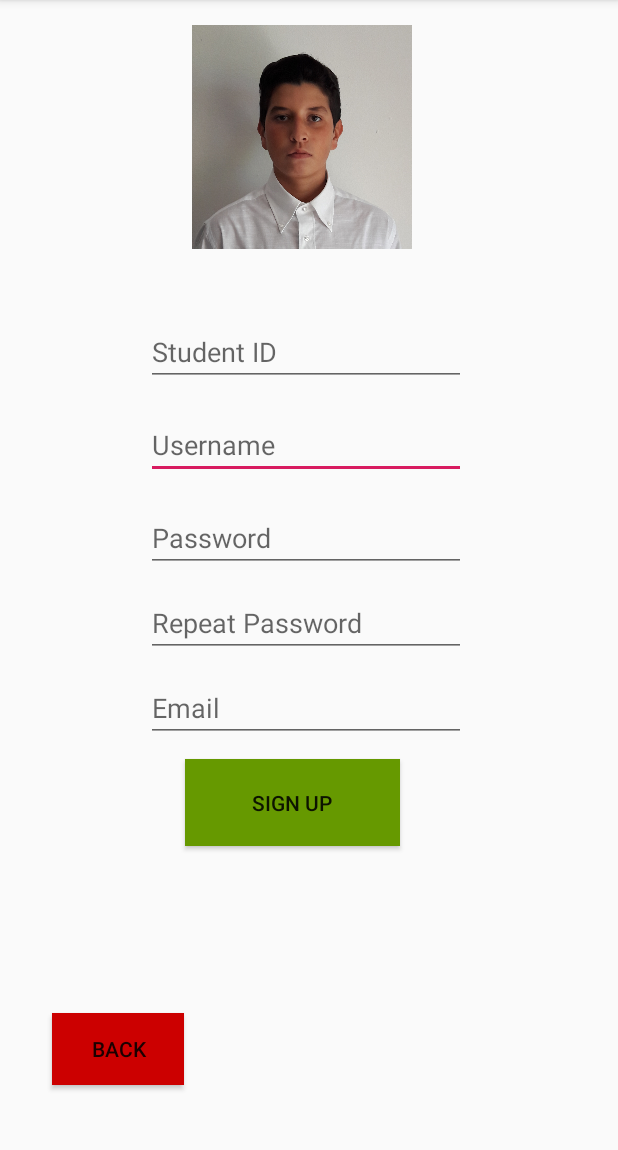
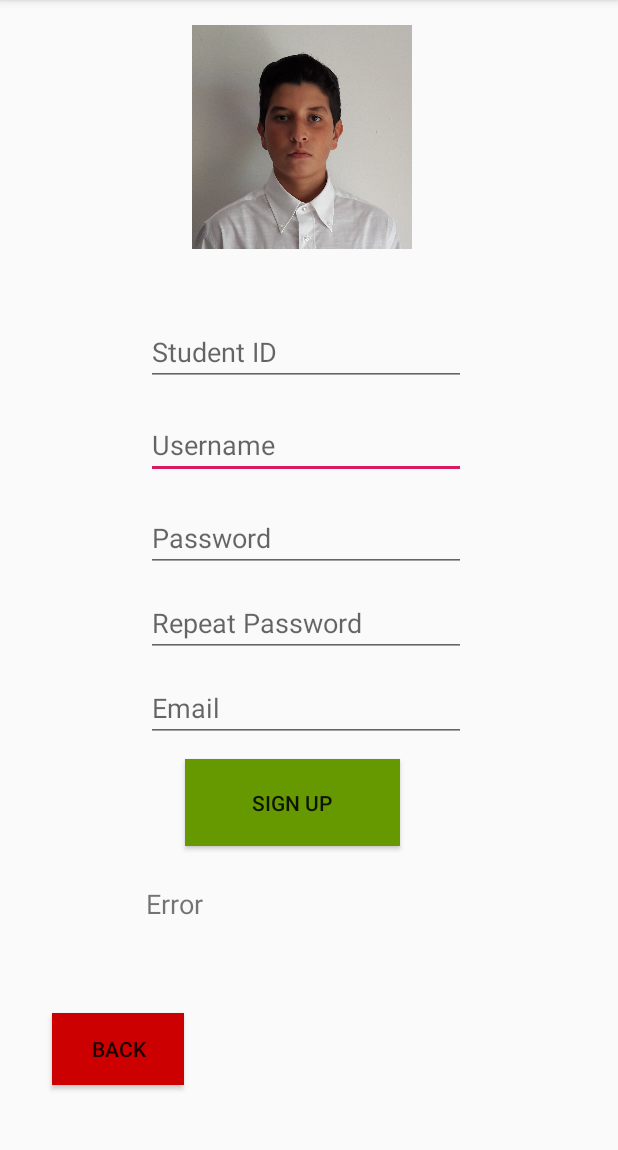
Before and after one commit to FrancoEvett/BETTer-App-Group27, an Android app: the sign_up screen opened directly, with no data from a screen before it, after a tap on "SIGN UP", on a phone screen of 412 x 824 dp, the part 84-1234 px from its top. Run offline under Robolectric (Android 15) with nearby library versions, the phone set to English and light mode, and no system bars.

Commit message:
Login Issues fixed.

```diff
--- a/app/src/main/java/com/example/better/MainActivity.java
+++ b/app/src/main/java/com/example/better/MainActivity.java
@@ -56,6 +56,8 @@ UserAccountControll userAccountControll = new UserAccountControll();
         else {
             if (userAccountControll.Login(userName, passWord)){
                 //login sucessfull
+                Intent intent = new Intent(this, better.class);
+                startActivity(intent);
 
             }
             else {
--- a/app/src/main/java/com/example/better/UserAccountControll.java
+++ b/app/src/main/java/com/example/better/UserAccountControll.java
@@ -16,7 +16,7 @@ import com.example.better.ui.DatabaseBridge;
 
 public class UserAccountControll {
 
-    private DatabaseControllerUser databaseControllerUser = new DatabaseControllerUser(null);
+
     private DatabaseBridge databaseBridge = new DatabaseBridge();
     private Account loggedINAccount;
     public static Boolean checker;
@@ -53,6 +53,8 @@ public class UserAccountControll {
         //user exist in database, now check to see if passwords match
         if (!account.TestPassword(UserPassword)){
             return false;
+           // return true;
+
         }
 
         //everything checks out allow the user to login
@@ -71,7 +73,7 @@ public class UserAccountControll {
     public boolean CreateNewAccount(String userID, String userName, String userEmail, String userPassword){
         //compile a new account object
         Account account = new Account(userID, userName, userEmail, userPassword); //please first encrypt and send me as a string
-        if (databaseControllerUser.RegisterAccount(account)){
+        if (databaseBridge.RegisterAccount(account)){
             return true;
         }
         return false;
--- a/app/src/main/java/com/example/better/sign_up.java
+++ b/app/src/main/java/com/example/better/sign_up.java
@@ -12,6 +12,7 @@ import org.w3c.dom.Text;
 
 public class sign_up extends AppCompatActivity {
 
+    UserAccountControll userAccountControll = new UserAccountControll();
     @Override
     protected void onCreate(Bundle savedInstanceState) {
         super.onCreate(savedInstanceState);
@@ -19,4 +20,41 @@ public class sign_up extends AppCompatActivity {
     }
 
 
+    public void signNewAccount(View view){
+        EditText ID = findViewById(R.id.studentID);
+        EditText pass = findViewById(R.id.firstpassword);
+        EditText repass = findViewById(R.id.repeatpassword);
+        EditText username = findViewById(R.id.userName);
+        EditText useremail = findViewById(R.id.userEmail);
+        TextView message = findViewById(R.id.textView11);
+        String id = ID.getText().toString();
+        String userName = username.getText().toString();
+        String userEmail = useremail.getText().toString();
+        String password = pass.getText().toString();
+        String repeatpass = repass.getText().toString();
+        ID.setText("");
+        pass.setText("");
+        repass.setText("");
+        if(((password == null) || (password.isEmpty() == true))  || ((userEmail == null) || (userEmail.isEmpty() == true) ||  ((userName == null) || (userName.isEmpty() ==true)))){
+            //editetxt display enter somethigm
+            message.setText("Error");
+        }
+
+        else {
+            if (password.equals(repeatpass) == true) {
+                if (userAccountControll.CreateNewAccount(id, userName, userEmail, password)) {
+                    Intent intent = new Intent(this, MainActivity.class);
+                    startActivity(intent);
+                    // Adding all the data j
+                } else {
+                    message.setText("Error has occurred");
+                }
+            } else {
+                message.setText("The 2 passwords are not equal. Please try again!");
+                // If the password is not the same
+            }
+        }
+    }
+
+
 }
```
Also changed, not shown: app/src/main/java/com/example/better/Account.java (+13 -3 lines), app/src/main/java/com/example/better/DatabaseControllerForUsers.java (+6 -5 lines), app/src/main/java/com/example/better/ui/DatabaseBridge.java (+19 -3 lines).
